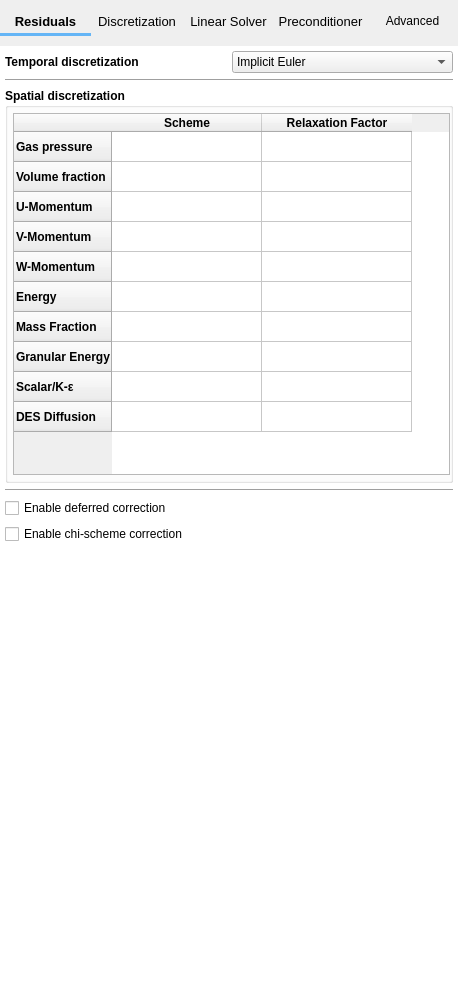
Above: mfixgui/uifiles/numerics.ui from truongd8593/mfix before the change. Below: the same form after it.
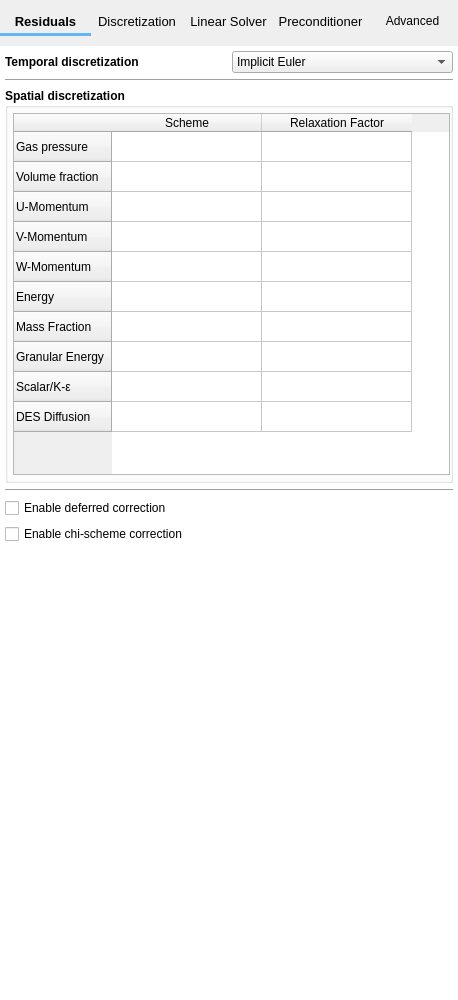
That is the form after the change. The open tabs and pages were chosen to show the change. Custom widgets are drawn as their Qt base class.

Commit message: remove excess bold in table

```diff
--- a/mfixgui/uifiles/numerics.ui
+++ b/mfixgui/uifiles/numerics.ui
@@ -467,6 +467,12 @@
           </property>
           <item row="0" column="0">
            <widget class="QTableWidget" name="tablewidget_discretization">
+            <property name="font">
+             <font>
+              <weight>50</weight>
+              <bold>false</bold>
+             </font>
+            </property>
             <property name="selectionMode">
              <enum>QAbstractItemView::NoSelection</enum>
             </property>
```
